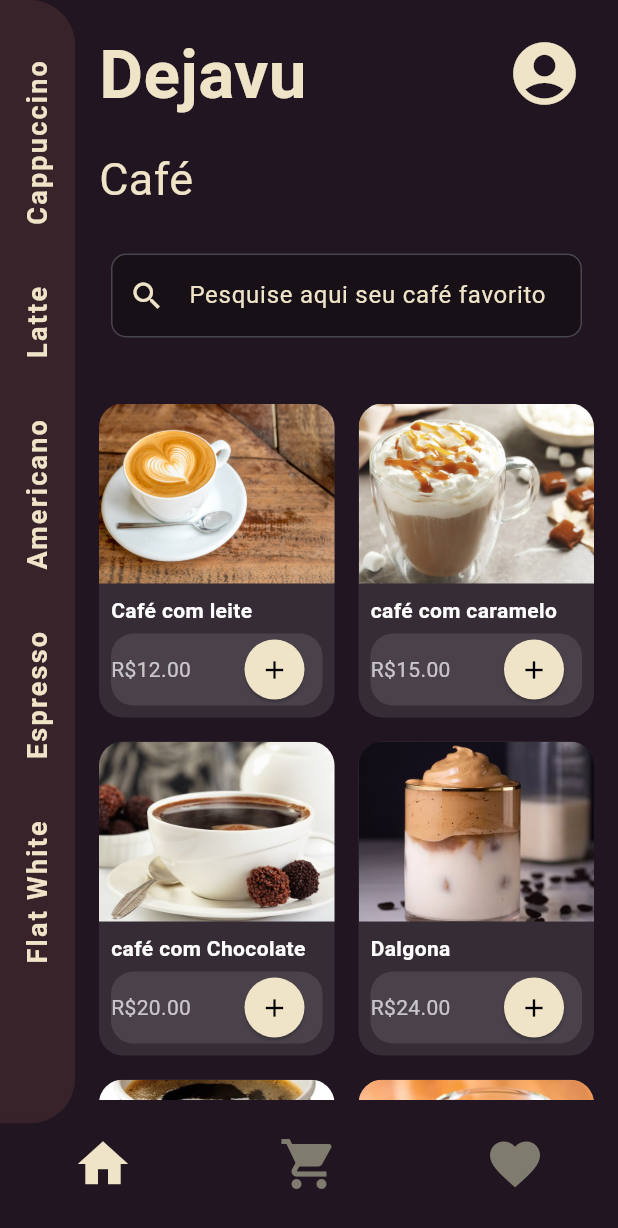
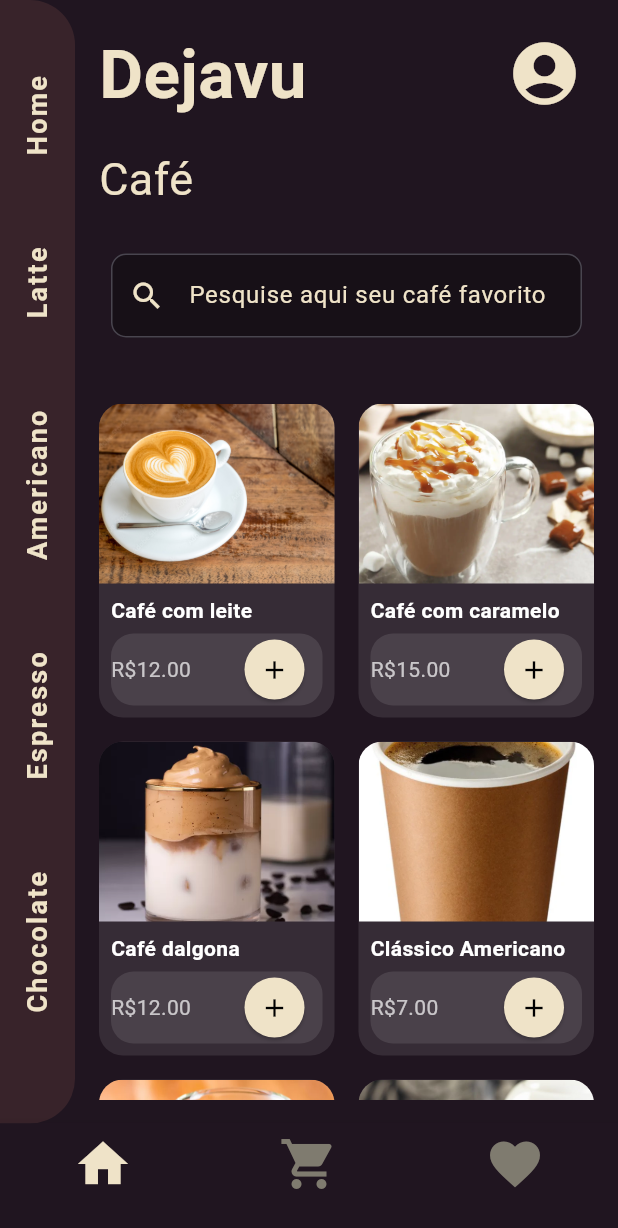
Before and after one commit to Mouralles/Coffee-app, a Flutter app: the Homepage screen opened directly, on a phone screen of 412 x 824 dp. Shown: the top 1228 px of the screen. Run offline on Flutter 3.47's test engine with Material 3 defaults, Android fonts, the phone set to English and light mode, and no system bars; Roboto replaces fonts that are missing (Arial, Fonte).

Commit message:
código 1.5
melhoria no menu lateral;
café separado por categoria;

```diff
--- a/coffe/coffe_app/lib/homepage/HomePage.dart
+++ b/coffe/coffe_app/lib/homepage/HomePage.dart
@@ -4,8 +4,20 @@ import 'package:coffe_app/homepage/MenuLateral.dart';
 import 'package:coffe_app/homepage/searchBar.dart';
 import 'package:coffe_app/homepage/bottomNavBar.dart';
 
-class Homepage extends StatelessWidget {
+class Homepage extends StatefulWidget {
   const Homepage({super.key});
+
+  @override
+  State<Homepage> createState() => _HomepageState();
+}
+
+class _HomepageState extends State<Homepage> {
+  String? selectedCategory; // Começa mostrando todos os cafés
+  void updateCategory(String? category) {
+    setState(() {
+      selectedCategory = category;
+    });
+  }
 
   @override
   Widget build(BuildContext context) {
@@ -14,10 +26,12 @@ class Homepage extends StatelessWidget {
       body: SafeArea(
         child: Row(
           children: [
-            const Menulateral(),
+            // Passa a função para atualizar a categoria
+            Menulateral(
+              onCategorySelected: updateCategory,
+            ),
 
             // Conteúdo principal
-
             Expanded(
               child: Column(
                 crossAxisAlignment: CrossAxisAlignment.start,
@@ -63,7 +77,9 @@ class Homepage extends StatelessWidget {
                     child: Search(),
                   ),
                   const SizedBox(height: 20),
-                  const ConteudoHome()
+
+                  // Passa a categoria para o conteúdo
+                  ConteudoHome(selectedCategory: selectedCategory),
                 ],
               ),
             ),
--- a/coffe/coffe_app/lib/homepage/MenuLateral.dart
+++ b/coffe/coffe_app/lib/homepage/MenuLateral.dart
@@ -1,19 +1,21 @@
 import 'package:flutter/material.dart';
 
 class Menulateral extends StatefulWidget {
-  const Menulateral({super.key});
+  const Menulateral({super.key, required this.onCategorySelected});
 
   @override
   State<Menulateral> createState() => _MenulateralState();
+
+  final Function(String?) onCategorySelected; // Aceita null agora
 }
 
 class _MenulateralState extends State<Menulateral> {
   final List<String> categories = [
-    "Cappuccino",
+    "Home",
     "Latte",
     "Americano",
     "Espresso",
-    "Flat White",
+    "Chocolate",
   ];
 
   int selectindex = 0;
@@ -40,9 +42,13 @@ class _MenulateralState extends State<Menulateral> {
                 setState(() {
                   selectindex = index;
                 });
+
+                // Se "Home" for selecionado, passa `null`, senão passa a categoria
+                widget.onCategorySelected(
+                    categories[index] == "Home" ? null : categories[index]);
               },
               child: Padding(
-                padding: const EdgeInsets.symmetric(vertical: 20),
+                padding: const EdgeInsets.symmetric(vertical: 30),
                 child: RotatedBox(
                   quarterTurns: -1,
                   child: Text(
--- a/coffe/coffe_app/lib/homepage/conteudo_home.dart
+++ b/coffe/coffe_app/lib/homepage/conteudo_home.dart
@@ -1,9 +1,11 @@
+import 'package:flutter/material.dart';
 import 'package:coffe_app/homepage/Details/CoffeDetails.dart';
-import 'package:flutter/material.dart';
 import 'package:coffe_app/homepage/card.dart';
 
 class ConteudoHome extends StatelessWidget {
-  const ConteudoHome({super.key});
+  final String? selectedCategory;
+
+  const ConteudoHome({super.key, required this.selectedCategory});
 
   @override
   Widget build(BuildContext context) {
@@ -13,72 +15,83 @@ class ConteudoHome extends StatelessWidget {
         "name": "Café com leite",
         "price": 12.0,
         "rating": 4.5,
-        "description":
-            "Café da maior e melhor qualidade, com leite vaporizado em nossas máquinas"
+        "description": "Café com leite vaporizado",
+        "category": "Latte"
       },
       {
         "image": "assets/images/café_com_caramelo.jpg",
-        "name": "café com caramelo",
+        "name": "Café com caramelo",
         "price": 15.0,
         "rating": 4.5,
-        "description": "Café cremoso com caramelo e calda de chocolate"
-      },
-      {
-        "image": "assets/images/café_chocolate.jpg",
-        "name": "café com Chocolate",
-        "price": 20.0,
-        "rating": 4.5,
-        "description": "café cremoso com calda de chocolate e brigadeiro"
+        "description": "Café cremoso com caramelo",
+        "category": "Latte"
       },
       {
         "image": "assets/images/café_dalgona.jpg",
-        "name": "Dalgona",
-        "price": 24.0,
+        "name": "Café dalgona",
+        "price": 12.0,
         "rating": 4.5,
-        "description": "Café gelado com sorvete de creme e calda a sua escolha."
+        "description": "Café cremoso e suave",
+        "category": "Latte"
       },
       {
         "image": "assets/images/café_americano.jpg",
-        "name": "Classico Americano",
+        "name": "Clássico Americano",
         "price": 7.0,
         "rating": 4.2,
-        "description":
-            "Café mais fraco e leve, recomendado para os que possuem azia."
+        "description": "Café leve e suave",
+        "category": "Americano"
       },
       {
         "image": "assets/images/espresso.jpg",
         "name": "Espresso",
         "price": 5.0,
         "rating": 4.1,
-        "description":
-            "Café filtrado e moido na hora fresquinho para você com maior qualidade possível."
+        "description": "Café forte e intenso",
+        "category": "Espresso"
+      },
+      {
+        "image": "assets/images/café_chocolate.jpg",
+        "name": "Café com chocolate",
+        "price": 10.0,
+        "rating": 5.0,
+        "description": "Café cremoso com chocolate",
+        "category": "Chocolate"
       },
     ];
+
+    // Se nenhuma categoria for selecionada, mostra todos os cafés
+    final filteredCoffees = selectedCategory == null
+        ? coffees
+        : coffees
+            .where((coffee) => coffee["category"] == selectedCategory)
+            .toList();
 
     return Expanded(
       child: Padding(
         padding: const EdgeInsets.all(16.0),
         child: GridView.builder(
           gridDelegate: const SliverGridDelegateWithFixedCrossAxisCount(
-            crossAxisCount: 2, // Número de colunas
-            childAspectRatio: 0.75, // Ajuste da proporção (largura x altura)
+            crossAxisCount: 2,
+            childAspectRatio: 0.75,
             crossAxisSpacing: 16,
             mainAxisSpacing: 16,
           ),
-          itemCount: coffees.length,
+          itemCount: filteredCoffees.length,
           itemBuilder: (context, index) {
-            final coffee = coffees[index];
+            final coffee = filteredCoffees[index];
             return GestureDetector(
               onTap: () {
                 Navigator.push(
                   context,
                   MaterialPageRoute(
                     builder: (context) => CoffeDetails(
-                        image: coffee["image"]!,
-                        name: coffee["name"]!,
-                        price: coffee["price"] as double,
-                        rating: coffee["rating"] as double,
-                        description: coffee["description"]),
+                      image: coffee["image"]!,
+                      name: coffee["name"]!,
+                      price: coffee["price"] as double,
+                      rating: coffee["rating"] as double,
+                      description: coffee["description"],
+                    ),
                   ),
                 );
               },
```
